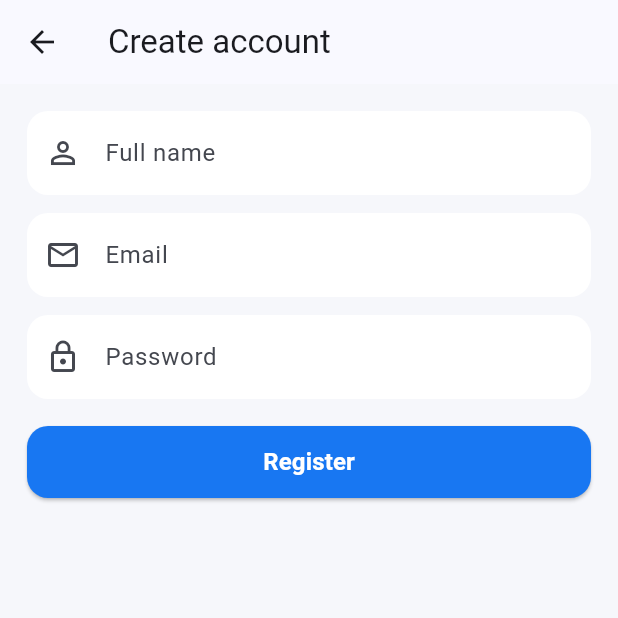
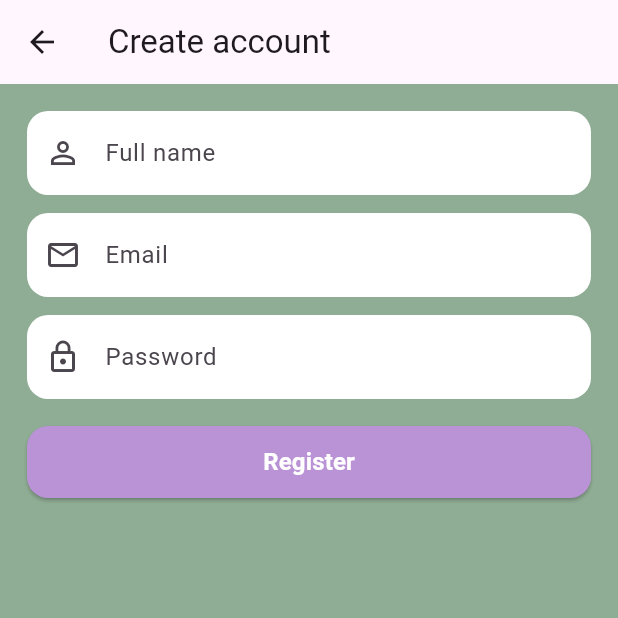
Before and after one commit to shadman76r/UnityHub, a Flutter app: the RegisterScreen screen opened by its route, on a phone screen of 412 x 824 dp, the top half of it. Run offline on Flutter 3.47's test engine with Material 3 defaults, Android fonts, the phone set to English and light mode, and no system bars; network calls fail.

Commit message:
color change of the landing page

```diff
--- a/unityhub/lib/core/constants/app_colors.dart
+++ b/unityhub/lib/core/constants/app_colors.dart
@@ -1,8 +1,8 @@
 import 'package:flutter/material.dart';
 
 class AppColors {
-  static const primary = Color(0xFF1877F2); // facebook-ish blue
-  static const bg = Color(0xFFF6F7FB);
+  static const primary = Color.fromARGB(255, 185, 147, 214); // facebook-ish blue
+  static const bg = Color.fromARGB(255, 143, 172, 148);
   static const card = Colors.white;
   static const textDark = Color(0xFF101828);
   static const textMuted = Color(0xFF667085);
```
